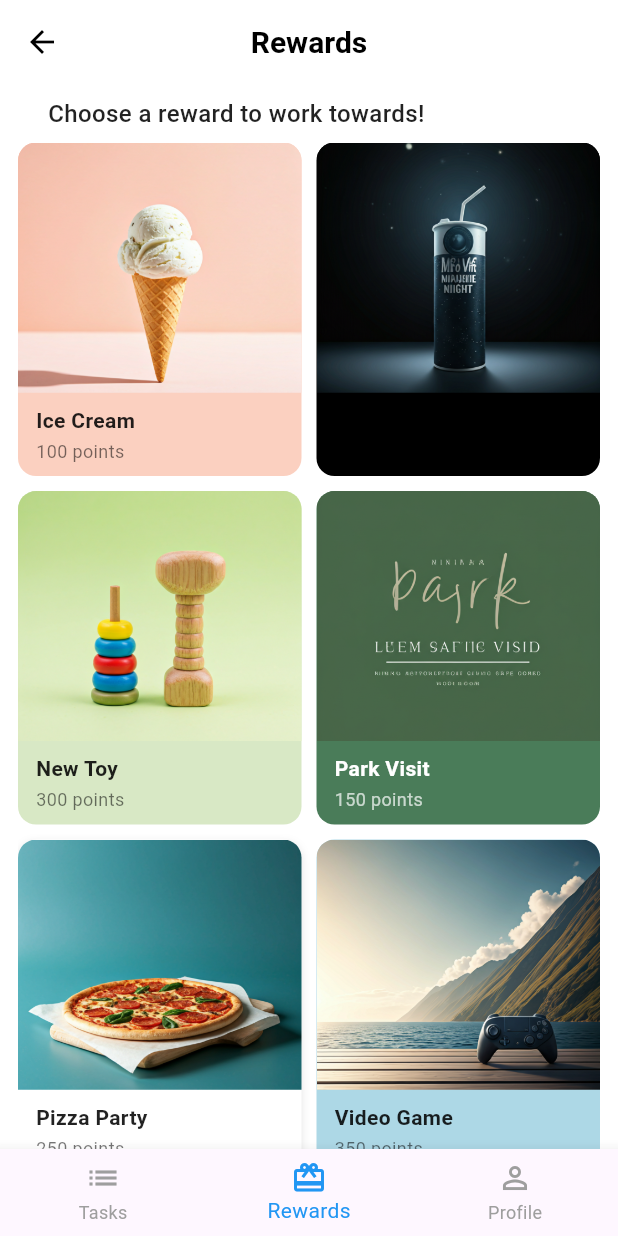
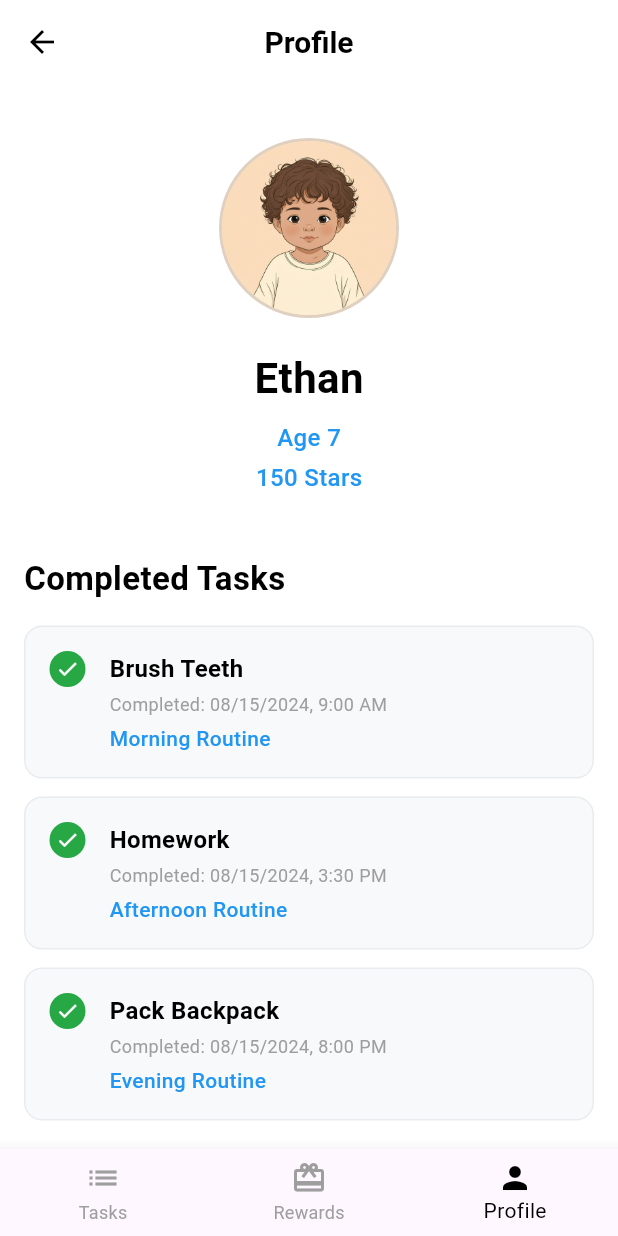
Before and after one commit to zainab-sendian03/Home_star, a Flutter app: the screen it shows after launch, on a phone screen of 412 x 824 dp. Run offline on Flutter 3.47's test engine with Material 3 defaults, Android fonts, the phone set to English and light mode, and no system bars; our stand-ins replace flutter_screenutil, get.

Commit message:
add it profle child done

```diff
--- a/lib/core/themes/assets.dart
+++ b/lib/core/themes/assets.dart
@@ -1,6 +1,10 @@
 // ignore_for_file: prefer_single_quotes
 class Assets {
   Assets._();
+
+  /// Assets for assetsImagesAvatar
+  /// assets/images/avatar.jpg
+  static const String assetsImagesAvatar = "assets/images/avatar.jpg";
 
   /// Assets for assetsImagesCircle
   /// assets/images/circle.png
--- /dev/null
+++ b/lib/features/home/profile_child_view.dart
@@ -0,0 +1,13 @@
+import 'package:flutter/material.dart';
+import 'package:home_star_app/features/home/views/widgets/profile_child_view_body.dart';
+
+class ProfileChildView extends StatelessWidget {
+  const ProfileChildView({super.key});
+
+  @override
+  Widget build(BuildContext context) {
+    return const Scaffold(
+      body: ProfileChildViewBody(),
+    );
+  }
+}
--- /dev/null
+++ b/lib/features/home/views/widgets/profile_child_view_body.dart
@@ -0,0 +1,367 @@
+import 'package:flutter/material.dart';
+import 'package:home_star_app/core/themes/assets.dart';
+
+class ProfileChildViewBody extends StatelessWidget {
+  const ProfileChildViewBody({super.key});
+
+  @override
+  Widget build(BuildContext context) {
+    return Scaffold(
+      backgroundColor: Colors.white,
+      appBar: AppBar(
+        backgroundColor: Colors.white,
+        elevation: 0,
+        leading: IconButton(
+          icon: const Icon(Icons.arrow_back, color: Colors.black),
+          onPressed: () => Navigator.of(context).pop(),
+        ),
+        title: const Text(
+          'Profile',
+          style: TextStyle(
+            color: Colors.black,
+            fontWeight: FontWeight.bold,
+            fontSize: 20,
+          ),
+        ),
+        centerTitle: true,
+      ),
+      body: SingleChildScrollView(
+        padding: const EdgeInsets.all(16.0),
+        child: Column(
+          crossAxisAlignment: CrossAxisAlignment.start,
+          children: [
+            const SizedBox(height: 20),
+            // Profile Section
+            Center(
+              child: Column(
+                children: [
+                  // Profile Avatar
+                  Container(
+                    width: 120,
+                    height: 120,
+                    decoration: BoxDecoration(
+                      shape: BoxShape.circle,
+                      color: const Color(0xFFF5E6D3),
+                      border: Border.all(
+                        color: const Color(0xFFE0D0C0),
+                        width: 2,
+                      ),
+                    ),
+                    child: ClipOval(
+                      child: Image.asset(
+                        Assets.assetsImagesAvatar,
+                        fit: BoxFit.cover,
+                        errorBuilder: (context, error, stackTrace) {
+                          return const Icon(
+                            Icons.person,
+                            size: 60,
+                            color: Colors.brown,
+                          );
+                        },
+                      ),
+                    ),
+                  ),
+                  const SizedBox(height: 20),
+                  // User Name
+                  const Text(
+                    'Ethan',
+                    style: TextStyle(
+                      fontSize: 28,
+                      fontWeight: FontWeight.bold,
+                      color: Colors.black,
+                    ),
+                  ),
+                  const SizedBox(height: 8),
+                  // Age
+                  const Text(
+                    'Age 7',
+                    style: TextStyle(
+                      fontSize: 16,
+                      color: Colors.blue,
+                      fontWeight: FontWeight.w500,
+                    ),
+                  ),
+                  const SizedBox(height: 4),
+                  // Stars
+                  const Text(
+                    '150 Stars',
+                    style: TextStyle(
+                      fontSize: 16,
+                      color: Colors.blue,
+                      fontWeight: FontWeight.w500,
+                    ),
+                  ),
+                ],
+              ),
+            ),
+            const SizedBox(height: 40),
+
+            // Completed Tasks Section
+            const Text(
+              'Completed Tasks',
+              style: TextStyle(
+                fontSize: 22,
+                fontWeight: FontWeight.bold,
+                color: Colors.black,
+              ),
+            ),
+            const SizedBox(height: 16),
+
+            const CompletedTaskCard(
+              taskName: 'Brush Teeth',
+              completedDate: 'Completed: 08/15/2024, 9:00 AM',
+              routine: 'Morning Routine',
+            ),
+            const SizedBox(height: 12),
+
+            const CompletedTaskCard(
+              taskName: 'Homework',
+              completedDate: 'Completed: 08/15/2024, 3:30 PM',
+              routine: 'Afternoon Routine',
+            ),
+            const SizedBox(height: 12),
+
+            const CompletedTaskCard(
+              taskName: 'Pack Backpack',
+              completedDate: 'Completed: 08/15/2024, 8:00 PM',
+              routine: 'Evening Routine',
+            ),
+            const SizedBox(height: 40),
+
+            // To-Do Tasks Section
+            const Text(
+              'To-Do Tasks',
+              style: TextStyle(
+                fontSize: 22,
+                fontWeight: FontWeight.bold,
+                color: Colors.black,
+              ),
+            ),
+            const SizedBox(height: 16),
+
+            const ToDoTaskCard(
+              taskName: 'Make Bed',
+              scheduledDate: 'Scheduled: 08/16/2024, 7:00 AM',
+              reminder: 'Reminder: 6:50 AM',
+              routine: 'Morning Routine',
+            ),
+            const SizedBox(height: 12),
+
+            const ToDoTaskCard(
+              taskName: 'Practice Piano',
+              scheduledDate: 'Scheduled: 08/16/2024, 4:00 PM',
+              reminder: 'Reminder: 3:50 PM',
+              routine: 'Afternoon Routine',
+            ),
+            const SizedBox(height: 12),
+
+            const ToDoTaskCard(
+              taskName: 'Read a Book',
+              scheduledDate: 'Scheduled: 08/16/2024, 9:00 PM',
+              reminder: 'Reminder: 8:50 PM',
+              routine: 'Evening Routine',
+            ),
+            const SizedBox(height: 100), // Space for bottom navigation
+          ],
+        ),
+      ),
+      bottomNavigationBar: BottomNavigationBar(
+        currentIndex: 2, // Profile tab selected
+        selectedItemColor: Colors.black,
+        unselectedItemColor: Colors.grey,
+        items: const [
+          BottomNavigationBarItem(
+            icon: Icon(Icons.list),
+            label: 'Tasks',
+          ),
+          BottomNavigationBarItem(
+            icon: Icon(Icons.card_giftcard),
+            label: 'Rewards',
+          ),
+          BottomNavigationBarItem(
+            icon: Icon(Icons.person),
+            label: 'Profile',
+          ),
+        ],
+        onTap: (index) {
+          // Handle navigation between tabs
+          switch (index) {
+            case 0:
+              // Navigate to Tasks screen
+              break;
+            case 1:
+              // Navigate to Rewards screen
+              break;
+            case 2:
+              // Already on Profile screen
+              break;
+          }
+        },
+      ),
+    );
+  }
+}
+
+class CompletedTaskCard extends StatelessWidget {
+  final String taskName;
+  final String completedDate;
+  final String routine;
+
+  const CompletedTaskCard({
+    super.key,
+    required this.taskName,
+    required this.completedDate,
+    required this.routine,
+  });
+
+  @override
+  Widget build(BuildContext context) {
+    return Container(
+      padding: const EdgeInsets.all(16.0),
+      decoration: BoxDecoration(
+        color: const Color(0xFFF8F9FA),
+        borderRadius: BorderRadius.circular(12),
+        border: Border.all(
+          color: const Color(0xFFE9ECEF),
+          width: 1,
+        ),
+      ),
+      child: Row(
+        crossAxisAlignment: CrossAxisAlignment.start,
+        children: [
+          // Checkmark Icon
+          Container(
+            width: 24,
+            height: 24,
+            decoration: const BoxDecoration(
+              color: Color(0xFF28A745),
+              shape: BoxShape.circle,
+            ),
+            child: const Icon(
+              Icons.check,
+              color: Colors.white,
+              size: 16,
+            ),
+          ),
+          const SizedBox(width: 16),
+          // Task Details
+          Expanded(
+            child: Column(
+              crossAxisAlignment: CrossAxisAlignment.start,
+              children: [
+                Text(
+                  taskName,
+                  style: const TextStyle(
+                    fontSize: 16,
+                    fontWeight: FontWeight.bold,
+                    color: Colors.black,
+                  ),
+                ),
+                const SizedBox(height: 4),
+                Text(
+                  completedDate,
+                  style: const TextStyle(
+                    fontSize: 12,
+                    color: Colors.grey,
+                  ),
+                ),
+                const SizedBox(height: 4),
+                Text(
+                  routine,
+                  style: const TextStyle(
+                    fontSize: 14,
+                    color: Colors.blue,
+                    fontWeight: FontWeight.w500,
+                  ),
+                ),
+              ],
+            ),
+          ),
+        ],
+      ),
+    );
+  }
+}
+
+class ToDoTaskCard extends StatelessWidget {
+  final String taskName;
+  final String scheduledDate;
+  final String reminder;
+  final String routine;
+
+  const ToDoTaskCard({
+    super.key,
+    required this.taskName,
+    required this.scheduledDate,
+    required this.reminder,
+    required this.routine,
+  });
+
+  @override
+  Widget build(BuildContext context) {
+    return Container(
+      padding: const EdgeInsets.all(16.0),
+      decoration: BoxDecoration(
+        color: const Color(0xFFF8F9FA),
+        borderRadius: BorderRadius.circular(12),
+        border: Border.all(
+          color: const Color(0xFFE9ECEF),
+          width: 1,
+        ),
+      ),
+      child: Row(
+        crossAxisAlignment: CrossAxisAlignment.start,
+        children: [
+          // List Icon
+          Container(
+            width: 24,
+            height: 24,
+            decoration: BoxDecoration(
+              color: Colors.grey.shade400,
+              borderRadius: BorderRadius.circular(4),
+            ),
+            child: const Icon(
+              Icons.format_list_bulleted,
+              color: Colors.white,
+              size: 16,
+            ),
+          ),
+          const SizedBox(width: 16),
+          // Task Details
+          Expanded(
+            child: Column(
+              crossAxisAlignment: CrossAxisAlignment.start,
+              children: [
+                Text(
+                  taskName,
+                  style: const TextStyle(
+                    fontSize: 16,
+                    fontWeight: FontWeight.bold,
+                    color: Colors.black,
+                  ),
+                ),
+                const SizedBox(height: 4),
+                Text(
+                  '$scheduledDate, $reminder',
+                  style: const TextStyle(
+                    fontSize: 12,
+                    color: Colors.grey,
+                  ),
+                ),
+                const SizedBox(height: 4),
+                Text(
+                  routine,
+                  style: const TextStyle(
+                    fontSize: 14,
+                    color: Colors.blue,
+                    fontWeight: FontWeight.w500,
+                  ),
+                ),
+              ],
+            ),
+          ),
+        ],
+      ),
+    );
+  }
+}
--- a/lib/home_star.dart
+++ b/lib/home_star.dart
@@ -1,7 +1,7 @@
 import 'package:flutter/material.dart';
 import 'package:flutter_screenutil/flutter_screenutil.dart';
 import 'package:get/get_navigation/src/root/get_material_app.dart';
-import 'package:home_star_app/features/home/views/widgets/reward_view_body.dart';
+import 'package:home_star_app/features/home/profile_child_view.dart';
 
 class HomeStar extends StatelessWidget {
   const HomeStar({super.key});
@@ -12,7 +12,7 @@ class HomeStar extends StatelessWidget {
       designSize: Size(375, 812),
       child: GetMaterialApp(
         debugShowCheckedModeBanner: false,
-        home: RewardViewBody(),
+        home: ProfileChildView(),
       ),
     );
   }
```
Also changed, not shown: assets/images/Ellipse 1.svg (deleted), assets/images/avatar.jpg (added).
